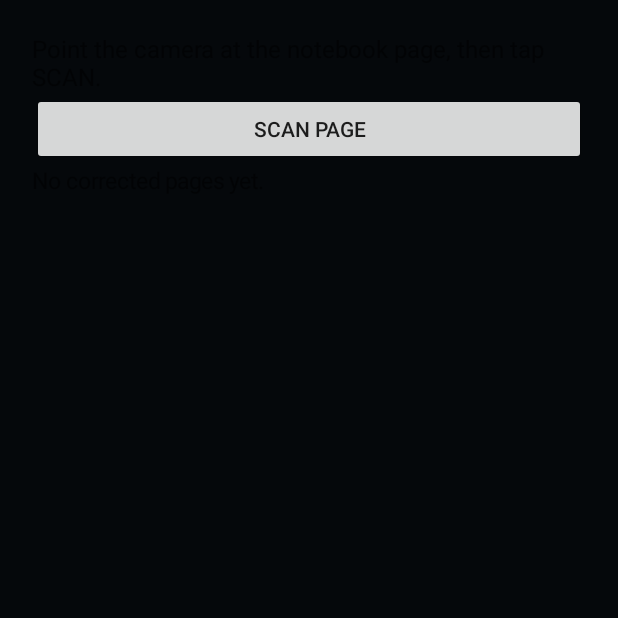
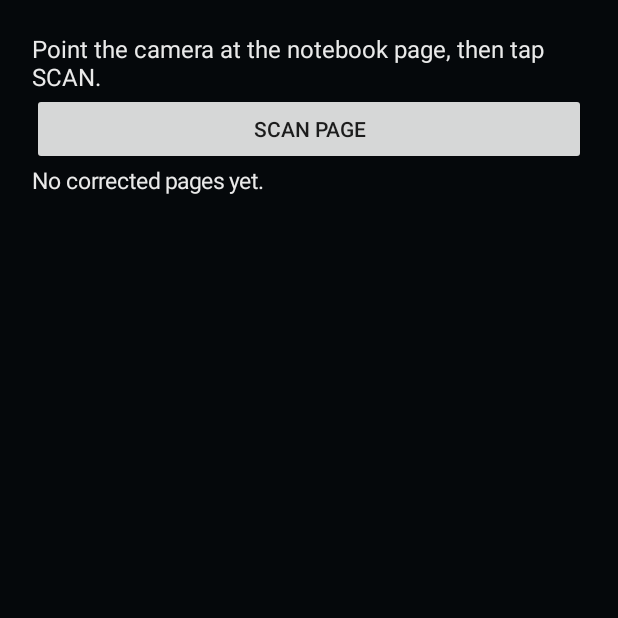
Before and after one commit to Nalin625/jarvis-control, an Android app: the NotesScanActivity screen opened directly, with no data from a screen before it, on a phone screen of 412 x 824 dp, the top half of it. Run offline under Robolectric (Android 15) with nearby library versions, the phone set to English and light mode, and no system bars; libraries missing offline, so code that uses them is left out: androidx.camera.core, androidx.camera.lifecycle, androidx.camera.view, com.google.mlkit.vision; 4 statements that could not run were skipped.

Commit message:
Notes scan: make the reading and correction text visible on the dark theme
Co-Authored-By: Claude Haiku 5.5 <noreply@anthropic.com>
Claude-Session: https://claude.ai/code/session_01MP6bBCkZgVNKt6MsznuUHV

```diff
--- a/app/src/main/java/com/jarvis/control/NotesScanActivity.kt
+++ b/app/src/main/java/com/jarvis/control/NotesScanActivity.kt
@@ -81,6 +81,12 @@ class NotesScanActivity : AppCompatActivity() {
             setOnClickListener { save() }
         }
         stats = TextView(this).apply { textSize = 15f }
+        // The app theme is dark, so give every text box a light colour (otherwise it is black on black).
+        val lightText = 0xFFEAEAEA.toInt()
+        status.setTextColor(lightText)
+        stats.setTextColor(lightText)
+        editor.setTextColor(lightText)
+        editor.setHintTextColor(0xFF9A9A9A.toInt())
 
         val column = LinearLayout(this).apply {
             orientation = LinearLayout.VERTICAL
```
